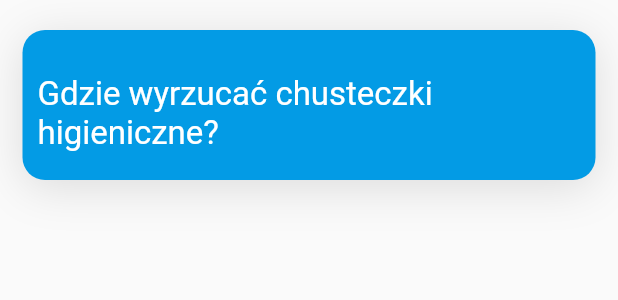
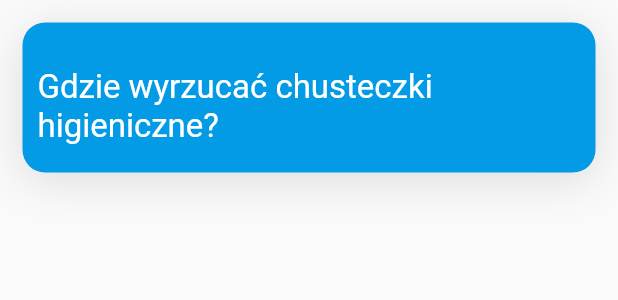
Before and after one commit to ciakarellas/recycling_app, a Flutter app: the FaqCard widget shown alone on an empty page, opened directly, on a phone screen of 412 x 824 dp. Shown: the top 300 px of the screen. Run offline on Flutter 3.47's test engine with Material 2 defaults, Android fonts, the phone set to English and light mode, and no system bars.

Commit message:
UI changes

```diff
--- a/lib/Provider/trash_provider.dart
+++ b/lib/Provider/trash_provider.dart
@@ -4,42 +4,42 @@ import 'package:recycling_app/Model/trash.dart';
 
 class TrashProvider extends ChangeNotifier{
   List<Trash> _trashList = [
-    Trash('Puszka', 'Plastik', ''),
+    Trash('Puszka', 'Metale i tworzywa sztuczne', ''),
     Trash('Jabło', 'Bio', ''),
-    Trash('Opakowanie po mleku', 'Plastik', ''),
+    Trash('Opakowanie po mleku', 'Metale i tworzywa sztuczne', ''),
     Trash('Skoróbki po jajkach', 'Bio', ''),
-    Trash('Papier po mięsie', 'Plastik', ''),
+    Trash('Papier po mięsie', 'Metale i tworzywa sztuczne', ''),
     Trash('Opony', 'PSZOK', ''),
     Trash('Baterie', 'PSZOK', ''),
     Trash('Karton', 'Papier', ''),
-    Trash('Nakrędka', 'Plastik', ''),
-    Trash('Puszka', 'Plastik', ''),
-    Trash('Puszka', 'Plastik', ''),
-    Trash('Puszka', 'Plastik', ''),
-    Trash('Puszka', 'Plastik', ''),
-    Trash('Puszka', 'Plastik', ''),
-    Trash('Puszka', 'Plastik', ''),
-    Trash('Puszka', 'Plastik', ''),
-    Trash('Puszka', 'Plastik', ''),
-    Trash('Puszka', 'Plastik', ''),
-    Trash('Puszka', 'Plastik', ''),
-    Trash('Puszka', 'Plastik', ''),
-    Trash('Puszka', 'Plastik', ''),
-    Trash('Puszka', 'Plastik', ''),
-    Trash('Puszka', 'Plastik', ''),
-    Trash('Puszka', 'Plastik', ''),
-    Trash('Puszka', 'Plastik', ''),
-    Trash('Puszka', 'Plastik', ''),
-    Trash('Puszka', 'Plastik', ''),
-    Trash('Puszka', 'Plastik', ''),
-    Trash('Puszka', 'Plastik', ''),
-    Trash('Puszka', 'Plastik', ''),
-    Trash('Puszka', 'Plastik', ''),
-    Trash('Puszka', 'Plastik', ''),
-    Trash('Puszka', 'Plastik', ''),
-    Trash('Puszka', 'Plastik', ''),
-    Trash('Puszka', 'Plastik', ''),
-    Trash('Puszka', 'Plastik', ''),
+    Trash('Nakrędka', 'Metale i tworzywa sztuczne', ''),
+    Trash('Puszka', 'Metale i tworzywa sztuczne', ''),
+    Trash('Puszka', 'Metale i tworzywa sztuczne', ''),
+    Trash('Puszka', 'Metale i tworzywa sztuczne', ''),
+    Trash('Puszka', 'Metale i tworzywa sztuczne', ''),
+    Trash('Puszka', 'Metale i tworzywa sztuczne', ''),
+    Trash('Puszka', 'Metale i tworzywa sztuczne', ''),
+    Trash('Puszka', 'Metale i tworzywa sztuczne', ''),
+    Trash('Puszka', 'Metale i tworzywa sztuczne', ''),
+    Trash('Puszka', 'Metale i tworzywa sztuczne', ''),
+    Trash('Puszka', 'Metale i tworzywa sztuczne', ''),
+    Trash('Puszka', 'Metale i tworzywa sztuczne', ''),
+    Trash('Puszka', 'Metale i tworzywa sztuczne', ''),
+    Trash('Puszka', 'Metale i tworzywa sztuczne', ''),
+    Trash('Puszka', 'Metale i tworzywa sztuczne', ''),
+    Trash('Puszka', 'Metale i tworzywa sztuczne', ''),
+    Trash('Puszka', 'Metale i tworzywa sztuczne', ''),
+    Trash('Puszka', 'Metale i tworzywa sztuczne', ''),
+    Trash('Puszka', 'Metale i tworzywa sztuczne', ''),
+    Trash('Puszka', 'Metale i tworzywa sztuczne', ''),
+    Trash('Puszka', 'Metale i tworzywa sztuczne', ''),
+    Trash('Puszka', 'Metale i tworzywa sztuczne', ''),
+    Trash('Puszka', 'Metale i tworzywa sztuczne', ''),
+    Trash('Puszka', 'Metale i tworzywa sztuczne', ''),
+    Trash('Puszka', 'Metale i tworzywa sztuczne', ''),
+    Trash('Puszka', 'Metale i tworzywa sztuczne', ''),
+    Trash('Puszka', 'Metale i tworzywa sztuczne', ''),
+    Trash('Puszka', 'Metale i tworzywa sztuczne', ''),
 
     ];
 
--- a/lib/View/home_page.dart
+++ b/lib/View/home_page.dart
@@ -57,8 +57,8 @@ class HomePage extends StatelessWidget {
             ),*/
           child: TabBarView(
             children: <Widget>[
+              BucketListView(),
               FaqView(),
-              BucketListView(),
               Carousel(),
               Carousel(),
             ],
--- a/lib/Widget/bucketList.dart
+++ b/lib/Widget/bucketList.dart
@@ -14,12 +14,17 @@ class BucketList extends StatelessWidget {
             padding: EdgeInsets.only(top:60),
             itemCount: trashProvider.trashList.length,
             itemBuilder: (BuildContext context, item){
-              return Padding(
-              padding: EdgeInsets.fromLTRB(25, 15, 25, 10),
+              return Container(
+                margin: EdgeInsets.all(15),
+                decoration: BoxDecoration(
+                  border: Border.all(color: Colors.grey[100] ,width: 1.9),
+                  borderRadius: BorderRadius.circular(20)
+                ),
+                padding: EdgeInsets.fromLTRB(15,25,15,25),
                 child: Row(
-                //mainAxisAlignment: MainAxisAlignment.spaceBetween,
                   children: <Widget>[
                     Container(
+                      padding: EdgeInsets.only(left:20),
                       height: 70,
                       child: Image(
                         image: AssetImage('assets/plastic-bottle.png'),
@@ -27,15 +32,24 @@ class BucketList extends StatelessWidget {
                       )
                     ),
                     Container(
-                    padding: EdgeInsets.only(left:25),
-                    width: 200,
+                      padding: EdgeInsets.fromLTRB(20, 0, 20, 0),
+                      child: Column(
+                        children: <Widget>[
+                          Center(
                             child: Text(trashProvider.trashList[item].name,
-                    textAlign: TextAlign.start,)
+                              textAlign: TextAlign.start,
+                              style: TextStyle(
+                                fontSize: 18
+                              ),
+                            ),
                           ),
                           Text(
                             trashProvider.trashList[item].category,
-                    style: TextStyle(fontSize: 14, fontWeight: FontWeight.bold),
+                            style: TextStyle(fontSize: 18, fontWeight: FontWeight.bold),
                             textAlign: TextAlign.start,
+                         ),
+                        ],
+                      ),
                     ),
                   ],
                 ),
--- a/lib/Widget/faqCard.dart
+++ b/lib/Widget/faqCard.dart
@@ -33,7 +33,7 @@ class _FaqCardState extends State<FaqCard> with TickerProviderStateMixin {
             }
           },
           child: Padding(
-            padding: EdgeInsets.fromLTRB(15, 20, 15, 20),
+            padding: EdgeInsets.all(15),
             child: FaqCardAnimation(
               controller: _controller,
             ),
```
Lines whose indentation alone changed are shown as unchanged.
